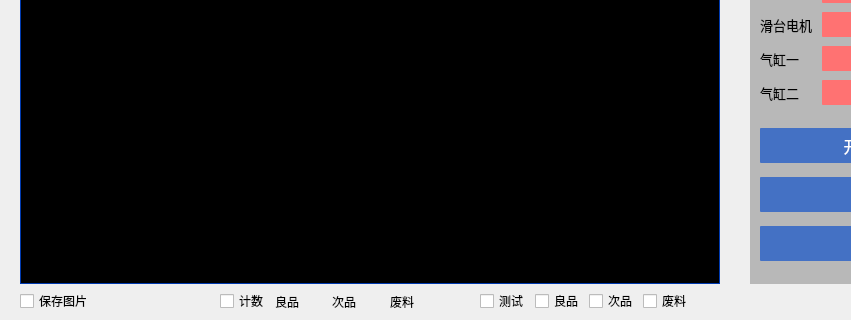
jaueone/Magnetic, file main_page/screencheck.ui: the form before one commit; both pictures show x 0 to 851 and y 204 to 524 of the 1014 by 524 pixel window.
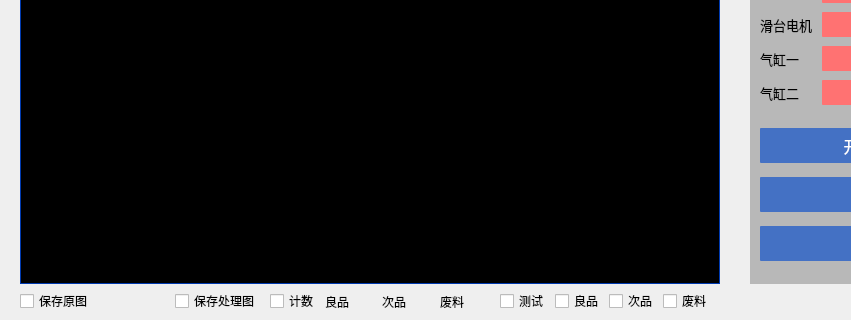
The form after the commit.

```diff
--- a/main_page/screencheck.ui
+++ b/main_page/screencheck.ui
@@ -1376,7 +1376,7 @@
   <widget class="QWidget" name="horizontalLayoutWidget">
    <property name="geometry">
     <rect>
-     <x>220</x>
+     <x>270</x>
      <y>490</y>
      <width>221</width>
      <height>31</height>
@@ -1511,7 +1511,7 @@
   <widget class="QWidget" name="horizontalLayoutWidget_2">
    <property name="geometry">
     <rect>
-     <x>480</x>
+     <x>500</x>
      <y>490</y>
      <width>211</width>
      <height>31</height>
@@ -1594,11 +1594,14 @@
     <rect>
      <x>20</x>
      <y>490</y>
-     <width>160</width>
+     <width>240</width>
      <height>31</height>
     </rect>
    </property>
    <layout class="QHBoxLayout" name="horizontalLayout_5">
+    <property name="spacing">
+     <number>1</number>
+    </property>
     <item>
      <widget class="QCheckBox" name="checkBox">
       <property name="font">
@@ -1607,7 +1610,7 @@
        </font>
       </property>
       <property name="text">
-       <string>保存图片</string>
+       <string>保存原图</string>
       </property>
       <property name="tristate">
        <bool>false</bool>
@@ -1632,6 +1635,21 @@
       </property>
      </widget>
     </item>
+    <item>
+     <widget class="QCheckBox" name="checkBox_7">
+      <property name="font">
+       <font>
+        <family>微软雅黑</family>
+       </font>
+      </property>
+      <property name="text">
+       <string>保存处理图</string>
+      </property>
+      <property name="tristate">
+       <bool>false</bool>
+      </property>
+     </widget>
+    </item>
    </layout>
   </widget>
  </widget>
```
